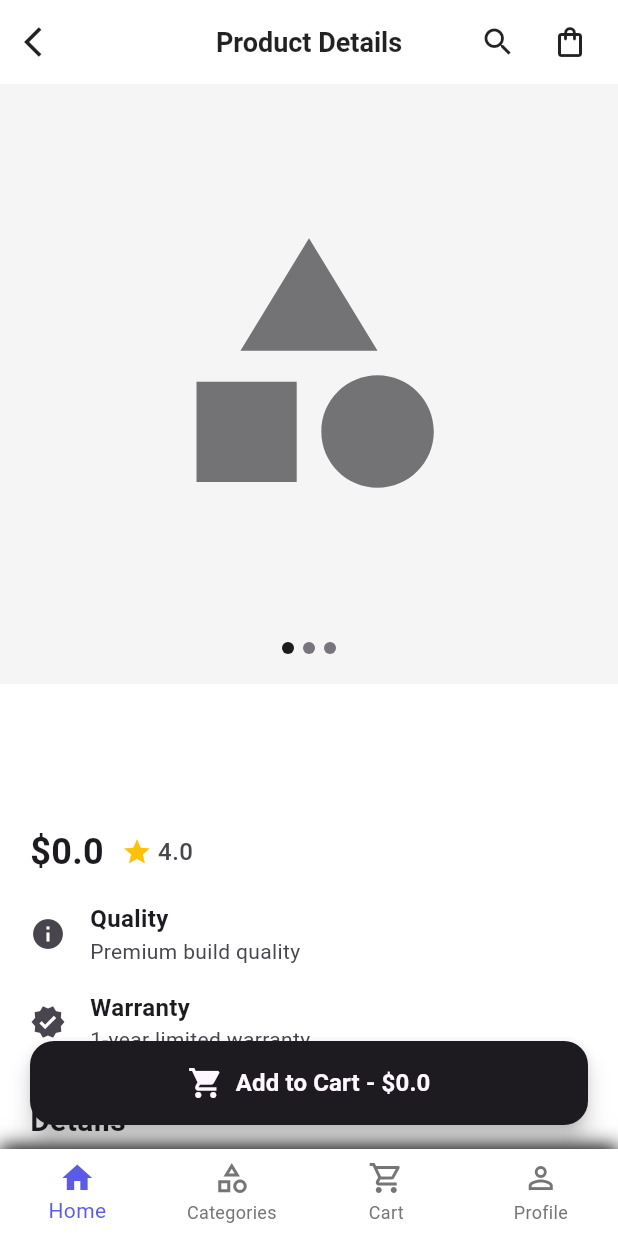
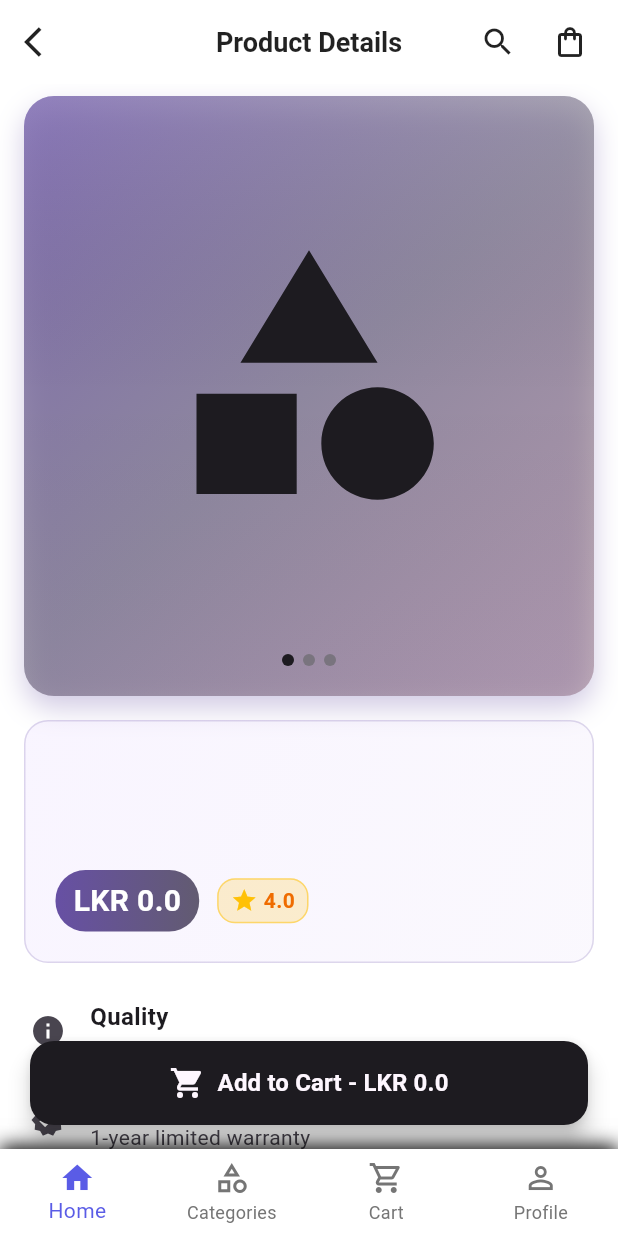
Before and after one commit to ShariniN/Flutter_Assignment1, a Flutter app: the ProductDetailsPage screen opened directly with empty values, on a phone screen of 412 x 824 dp. Run offline on Flutter 3.47's test engine with Material 3 defaults, Android fonts, the phone set to English and light mode, and no system bars.

Commit message:
price updates

```diff
--- a/lib/data/product_data.dart
+++ b/lib/data/product_data.dart
@@ -24,7 +24,7 @@ class ProductData {
         id: 'phone_1',
         title: 'Apple iPhone 14 Pro',
         subtitle: '512GB Gold',
-        price: 1437,
+        price: 429000, // ~$1437 * 300 LKR
         brand: 'Apple',
         imageUrl: 'images/Apple i phone 14 Pro 128GB Space Black--1693477546.jpg',
         color: Colors.grey[100],
@@ -35,7 +35,7 @@ class ProductData {
         id: 'phone_2',
         title: 'Apple iPhone 11',
         subtitle: '128GB White',
-        price: 510,
+        price: 153000, // ~$510 * 300 LKR
         brand: 'Apple',
         imageUrl: 'images/apple-iphone-15-128gb-latest-price-in-sri-lanka-3.jpg',
         color: Colors.grey[200],
@@ -46,7 +46,7 @@ class ProductData {
         id: 'phone_3',
         title: 'Samsung Galaxy S23',
         subtitle: '256GB Black',
-        price: 899,
+        price: 269700, // ~$899 * 300 LKR
         brand: 'Samsung',
         imageUrl: 'images/Galaxy S25.png',
         color: Colors.grey[100],
@@ -57,7 +57,7 @@ class ProductData {
         id: 'phone_4',
         title: 'Google Pixel 7',
         subtitle: '128GB Blue',
-        price: 599,
+        price: 179700, // ~$599 * 300 LKR
         brand: 'Google',
         imageUrl: 'images/google pixel 5.jpg',
         color: Colors.grey[200],
@@ -68,7 +68,7 @@ class ProductData {
         id: 'phone_5',
         title: 'Xiaomi Mi 13',
         subtitle: '256GB Green',
-        price: 699,
+        price: 209700, // ~$699 * 300 LKR
         brand: 'Xiaomi',
         imageUrl: 'images/xiaomi 14.jpg',
         color: Colors.grey[100],
@@ -81,7 +81,7 @@ class ProductData {
         id: 'laptop_1',
         title: 'MacBook Pro 14"',
         subtitle: 'M2 Pro, 512GB',
-        price: 2499,
+        price: 749700, // ~$2499 * 300 LKR
         brand: 'Apple',
         imageUrl: 'images/macbook air m3.jpg',
         color: Colors.grey[100],
@@ -92,7 +92,7 @@ class ProductData {
         id: 'laptop_2',
         title: 'Dell XPS 13',
         subtitle: 'Intel i7, 16GB RAM',
-        price: 1299,
+        price: 389700, // ~$1299 * 300 LKR
         brand: 'Dell',
         imageUrl: 'images/dell xps 15.jpg',
         color: Colors.grey[200],
@@ -103,7 +103,7 @@ class ProductData {
         id: 'laptop_3',
         title: 'HP Spectre x360',
         subtitle: '13.3", 512GB SSD',
-        price: 1199,
+        price: 359700, // ~$1199 * 300 LKR
         brand: 'HP',
         imageUrl: 'images/hp-spectre.jpg',
         color: Colors.grey[100],
@@ -114,7 +114,7 @@ class ProductData {
         id: 'laptop_4',
         title: 'Lenovo ThinkPad X1',
         subtitle: 'Carbon Gen 10',
-        price: 1899,
+        price: 569700, // ~$1899 * 300 LKR
         brand: 'Lenovo',
         imageUrl: 'images/lenovo-thinkpad.jpg',
         color: Colors.grey[200],
@@ -127,7 +127,7 @@ class ProductData {
         id: 'audio_1',
         title: 'AirPods Pro 2',
         subtitle: 'USB-C, Noise Cancelling',
-        price: 249,
+        price: 74700, // ~$249 * 300 LKR
         brand: 'Apple',
         imageUrl: 'images/Apple-AirPods-Pro-2.png',
         color: Colors.grey[100],
@@ -138,7 +138,7 @@ class ProductData {
         id: 'audio_2',
         title: 'Sony WH-1000XM4',
         subtitle: 'Wireless Noise Cancelling',
-        price: 349,
+        price: 104700, // ~$349 * 300 LKR
         brand: 'Sony',
         imageUrl: 'images/SONY-WH-1000XM5-1.jpg',
         color: Colors.grey[200],
@@ -149,7 +149,7 @@ class ProductData {
         id: 'audio_3',
         title: 'Bose QuietComfort',
         subtitle: 'Bluetooth Headphones',
-        price: 329,
+        price: 98700, // ~$329 * 300 LKR
         brand: 'Bose',
         imageUrl: 'images/Bose-QuietComfort-Ultra-Headphones-4.jpg',
         color: Colors.grey[100],
@@ -160,7 +160,7 @@ class ProductData {
         id: 'audio_4',
         title: 'JBL Flip 6',
         subtitle: 'Portable Speaker',
-        price: 129,
+        price: 38700, // ~$129 * 300 LKR
         brand: 'JBL',
         imageUrl: 'images/jbl-flip-6.jpeg',
         color: Colors.grey[200],
@@ -173,7 +173,7 @@ class ProductData {
         id: 'wearable_1',
         title: 'Apple Watch Series 9',
         subtitle: '45mm GPS + Cellular',
-        price: 529,
+        price: 158700, // ~$529 * 300 LKR
         brand: 'Apple',
         imageUrl: 'images/Apple-Watch-Ultra-2-49mm-Titanium-GPS-Cellular-1.jpg',
         color: Colors.grey[100],
@@ -184,7 +184,7 @@ class ProductData {
         id: 'wearable_2',
         title: 'Samsung Galaxy Watch 6',
         subtitle: '44mm Bluetooth',
-        price: 329,
+        price: 98700, // ~$329 * 300 LKR
         brand: 'Samsung',
         imageUrl: 'images/watch 6.jpg',
         color: Colors.grey[200],
@@ -195,7 +195,7 @@ class ProductData {
         id: 'wearable_3',
         title: 'Fitbit Versa 4',
         subtitle: 'Health & Fitness',
-        price: 199,
+        price: 59700, // ~$199 * 300 LKR
         brand: 'Fitbit',
         imageUrl: 'images/fitbit sense 2.jpg',
         color: Colors.grey[100],
@@ -206,7 +206,7 @@ class ProductData {
         id: 'wearable_4',
         title: 'Garmin Venu 3',
         subtitle: 'GPS Smartwatch',
-        price: 449,
+        price: 134700, // ~$449 * 300 LKR
         brand: 'Garmin',
         imageUrl: 'images/venu 3.jpg',
         color: Colors.grey[200],
@@ -219,7 +219,7 @@ class ProductData {
         id: 'accessory_1',
         title: 'USB-C to Lightning Cable',
         subtitle: '2m Braided',
-        price: 29,
+        price: 8700, // ~$29 * 300 LKR
         brand: 'Apple',
         imageUrl: 'images/usb c charger.jpg',
         color: Colors.grey[100],
@@ -230,7 +230,7 @@ class ProductData {
         id: 'accessory_2',
         title: 'Wireless Charging Pad',
         subtitle: '15W Fast Charging',
-        price: 49,
+        price: 14700, // ~$49 * 300 LKR
         brand: 'Belkin',
         imageUrl: 'images/wireless-charging.jpg',
         color: Colors.grey[200],
@@ -241,7 +241,7 @@ class ProductData {
         id: 'accessory_3',
         title: 'Phone Case Clear',
         subtitle: 'Drop Protection',
-        price: 19,
+        price: 5700, // ~$19 * 300 LKR
         brand: 'OtterBox',
         imageUrl: 'images/clear-phonecase.jpg',
         color: Colors.grey[100],
@@ -252,7 +252,7 @@ class ProductData {
         id: 'accessory_4',
         title: 'Portable Power Bank',
         subtitle: '10000mAh USB-C',
-        price: 39,
+        price: 11700, // ~$39 * 300 LKR
         brand: 'Anker',
         imageUrl: 'images/powerbank.jpg',
         color: Colors.grey[200],
@@ -272,9 +272,9 @@ class ProductData {
       ],
       variantOptions: [
         {'size': '128GB', 'priceOffset': 0},
-        {'size': '256GB', 'priceOffset': 100},
-        {'size': '512GB', 'priceOffset': 300},
-        {'size': '1TB', 'priceOffset': 500},
+        {'size': '256GB', 'priceOffset': 30000}, // ~$100 * 300 LKR
+        {'size': '512GB', 'priceOffset': 90000}, // ~$300 * 300 LKR
+        {'size': '1TB', 'priceOffset': 150000}, // ~$500 * 300 LKR
       ],
       features: [
         {'icon': Icons.smartphone, 'title': 'Display', 'description': '6.1-inch Super Retina XDR'},
@@ -298,9 +298,9 @@ class ProductData {
       ],
       variantOptions: [
         {'size': '128GB', 'priceOffset': 0},
-        {'size': '256GB', 'priceOffset': 100},
-        {'size': '512GB', 'priceOffset': 300},
-        {'size': '1TB', 'priceOffset': 500},
+        {'size': '256GB', 'priceOffset': 30000}, // ~$100 * 300 LKR
+        {'size': '512GB', 'priceOffset': 90000}, // ~$300 * 300 LKR
+        {'size': '1TB', 'priceOffset': 150000}, // ~$500 * 300 LKR
       ],
       features: [
         {'icon': Icons.computer, 'title': 'Display', 'description': '13.3-inch Retina Display'},
@@ -324,7 +324,7 @@ class ProductData {
       ],
       variantOptions: [
         {'size': 'Standard', 'priceOffset': 0},
-        {'size': 'Premium', 'priceOffset': 50},
+        {'size': 'Premium', 'priceOffset': 15000}, // ~$50 * 300 LKR
       ],
       features: [
         {'icon': Icons.headphones, 'title': 'Audio', 'description': 'High-fidelity sound'},
@@ -348,7 +348,7 @@ class ProductData {
       ],
       variantOptions: [
         {'size': 'Small', 'priceOffset': 0},
-        {'size': 'Large', 'priceOffset': 30},
+        {'size': 'Large', 'priceOffset': 9000}, // ~$30 * 300 LKR
       ],
       features: [
         {'icon': Icons.watch, 'title': 'Display', 'description': 'Always-On Retina Display'},
@@ -453,7 +453,7 @@ class ProductData {
 
   static Map<String, double> getPriceRangeByCategory(String category) {
     final products = getProductsByCategory(category);
-    if (products.isEmpty) return {'min': 0.0, 'max': 1000.0};
+    if (products.isEmpty) return {'min': 0.0, 'max': 300000.0};
 
     final prices = products.map((product) => product.price).toList();
     return {
--- a/lib/screens/category_page.dart
+++ b/lib/screens/category_page.dart
@@ -1,5 +1,4 @@
 import 'package:flutter/material.dart';
-import '/widgets/product_card.dart';
 import '/widgets/navbar.dart';
 import '/widgets/product.dart';
 import '/data/product_data.dart';
--- a/lib/screens/product_screen.dart
+++ b/lib/screens/product_screen.dart
@@ -99,7 +99,7 @@ class _ProductDetailsPageState extends State<ProductDetailsPage> {
                 ),
                 const SizedBox(width: 8),
                 Text(
-                  'Add to Cart - \$${variantOptions[selectedStorageIndex]['price']}',
+                  'Add to Cart - LKR ${_formatPrice(variantOptions[selectedStorageIndex]['price'])}',
                   style: TextStyle(
                     color: colorScheme.surface,
                     fontSize: 16,
@@ -115,40 +115,77 @@ class _ProductDetailsPageState extends State<ProductDetailsPage> {
     );
   }
 
+  String _formatPrice(dynamic price) {
+    String priceStr = price.toString().replaceAll('LKR ', '').replaceAll(',', '');
+    return priceStr.replaceAllMapped(
+      RegExp(r'(\d{1,3})(?=(\d{3})+(?!\d))'),
+      (Match m) => '${m[1]},',
+    );
+  }
+
   List<Widget> _buildContentItems(ThemeData theme) {
     final colorScheme = theme.colorScheme;
     List<Widget> items = [];
 
-    // Product image section
     items.add(
       Container(
         height: 400,
         width: double.infinity,
-        color: theme.cardColor,
+        margin: const EdgeInsets.symmetric(horizontal: 16, vertical: 8),
+        decoration: BoxDecoration(
+          borderRadius: BorderRadius.circular(20),
+          gradient: LinearGradient(
+            begin: Alignment.topLeft,
+            end: Alignment.bottomRight,
+            colors: [
+              colorScheme.primary.withOpacity(0.8),
+              colorScheme.secondary.withOpacity(0.6),
+              colorScheme.tertiary.withOpacity(0.4),
+            ],
+          ),
+          boxShadow: [
+            BoxShadow(
+              color: colorScheme.primary.withOpacity(0.3),
+              blurRadius: 15,
+              offset: const Offset(0, 8),
+            ),
+          ],
+        ),
+        child: Container(
+          decoration: BoxDecoration(
+            gradient: LinearGradient(
+              begin: Alignment.topCenter,
+              end: Alignment.bottomCenter,
+              colors: [
+                Colors.white.withOpacity(0.1),
+                Colors.transparent,
+                colorScheme.primary.withOpacity(0.05),
+              ],
+            ),
+            borderRadius: BorderRadius.circular(20),
+          ),
           child: Column(
             children: [
               Expanded(
-              child: Center(
-                child: SizedBox(
-                  height: 350,
-                  width: 250,
+                child: Padding(
+                  padding: const EdgeInsets.all(20),
                   child: widget.product.hasValidImage
                       ? ClipRRect(
                           borderRadius: BorderRadius.circular(12),
                           child: Image.asset(
                             widget.product.imageUrl,
-                            fit: BoxFit.contain,
+                            fit: BoxFit.cover,
+                            width: double.infinity,
+                            height: double.infinity,
                           ),
                         )
                       : Icon(
                           widget.product.categoryIcon,
                           size: 200,
-                          color: colorScheme.onSurface.withOpacity(0.6),
+                          color: colorScheme.onSurface,
                         ),
                 ),
               ),
-            ),
-            // Image indicators
               Padding(
                 padding: const EdgeInsets.only(bottom: 20),
                 child: Row(
@@ -169,12 +206,28 @@ class _ProductDetailsPageState extends State<ProductDetailsPage> {
             ],
           ),
         ),
+      ),
     );
 
-    // Product info section
     items.add(
-      Padding(
-        padding: const EdgeInsets.fromLTRB(20, 20, 20, 0),
+      Container(
+        margin: const EdgeInsets.symmetric(horizontal: 16, vertical: 8),
+        padding: const EdgeInsets.all(20),
+        decoration: BoxDecoration(
+          borderRadius: BorderRadius.circular(16),
+          gradient: LinearGradient(
+            begin: Alignment.topLeft,
+            end: Alignment.bottomRight,
+            colors: [
+              colorScheme.primaryContainer.withOpacity(0.3),
+              colorScheme.secondaryContainer.withOpacity(0.2),
+            ],
+          ),
+          border: Border.all(
+            color: colorScheme.primary.withOpacity(0.2),
+            width: 1,
+          ),
+        ),
         child: Column(
           crossAxisAlignment: CrossAxisAlignment.start,
           children: [
@@ -194,31 +247,51 @@ class _ProductDetailsPageState extends State<ProductDetailsPage> {
                 color: colorScheme.onSurfaceVariant,
               ),
             ),
-            const SizedBox(height: 8),
+            const SizedBox(height: 12),
             Row(
               children: [
-                Text(
-                  '\$${variantOptions[selectedStorageIndex]['price']}',
+                Container(
+                  padding: const EdgeInsets.symmetric(horizontal: 12, vertical: 6),
+                  decoration: BoxDecoration(
+                    gradient: LinearGradient(
+                      colors: [
+                        colorScheme.primary,
+                        colorScheme.secondary,
+                      ],
+                    ),
+                    borderRadius: BorderRadius.circular(20),
+                  ),
+                  child: Text(
+                    'LKR ${_formatPrice(variantOptions[selectedStorageIndex]['price'])}',
                     style: TextStyle(
-                    fontSize: 24,
-                    fontWeight: FontWeight.w600,
-                    color: colorScheme.onSurface,
+                      fontSize: 20,
+                      fontWeight: FontWeight.bold,
+                      color: Colors.white,
+                    ),
                   ),
                 ),
                 const SizedBox(width: 12),
-                Row(
+                Container(
+                  padding: const EdgeInsets.symmetric(horizontal: 8, vertical: 4),
+                  decoration: BoxDecoration(
+                    color: Colors.amber.withOpacity(0.2),
+                    borderRadius: BorderRadius.circular(12),
+                    border: Border.all(color: Colors.amber.withOpacity(0.5)),
+                  ),
+                  child: Row(
                     children: [
-                    const Icon(Icons.star, color: Colors.amber, size: 20),
+                      const Icon(Icons.star, color: Colors.amber, size: 18),
                       const SizedBox(width: 4),
                       Text(
                         '${widget.product.rating}',
                         style: TextStyle(
-                        fontSize: 16,
-                        fontWeight: FontWeight.w500,
-                        color: colorScheme.onSurfaceVariant,
+                          fontSize: 14,
+                          fontWeight: FontWeight.w600,
+                          color: Colors.orange.shade800,
                         ),
                       ),
                     ],
+                  ),
                 ),
               ],
             ),
@@ -227,7 +300,6 @@ class _ProductDetailsPageState extends State<ProductDetailsPage> {
       ),
     );
 
-    // Color selection section
     if (colors.length > 1 && colors.first['name'] != 'Default') {
       items.add(
         Padding(
@@ -293,7 +365,6 @@ class _ProductDetailsPageState extends State<ProductDetailsPage> {
       );
     }
 
-    // Variant selection section
     if (variantOptions.length > 1) {
       String variantLabel = _getVariantLabel();
       items.add(
@@ -353,7 +424,6 @@ class _ProductDetailsPageState extends State<ProductDetailsPage> {
       );
     }
 
-    // Features section
     for (var feature in productFeatures) {
       items.add(
         Padding(
@@ -368,7 +438,6 @@ class _ProductDetailsPageState extends State<ProductDetailsPage> {
       );
     }
 
-    // Details section
     items.add(
       Padding(
         padding: const EdgeInsets.fromLTRB(20, 30, 20, 0),
@@ -550,36 +619,13 @@ class _ProductDetailsPageState extends State<ProductDetailsPage> {
               ),
               const SizedBox(height: 8),
               Text(
-                'Price: \$${variantOptions[selectedStorageIndex]['price']}',
+                'Price: LKR ${_formatPrice(variantOptions[selectedStorageIndex]['price'])}',
                 style: TextStyle(
                   fontWeight: FontWeight.w600,
                   color: colorScheme.onSurface,
                 ),
               ),
               const SizedBox(height: 8),
-              Container(
-                padding: const EdgeInsets.symmetric(horizontal: 12, vertical: 6),
-                decoration: BoxDecoration(
-                  color: Colors.green,
-                  borderRadius: BorderRadius.circular(20),
-                  border: Border.all(color: Colors.green),
-                ),
-                child: Row(
-                  mainAxisSize: MainAxisSize.min,
-                  children: [
-                    const Icon(Icons.check_circle, color: Colors.green, size: 16),
-                    const SizedBox(width: 4),
-                    Text(
-                      'Item added successfully',
-                      style: TextStyle(
-                        color: Colors.green,
-                        fontSize: 12,
-                        fontWeight: FontWeight.w500,
-                      ),
-                    ),
-                  ],
-                ),
-              ),
             ],
           ),
           actions: [
```
Lines whose indentation alone changed are shown as unchanged.
